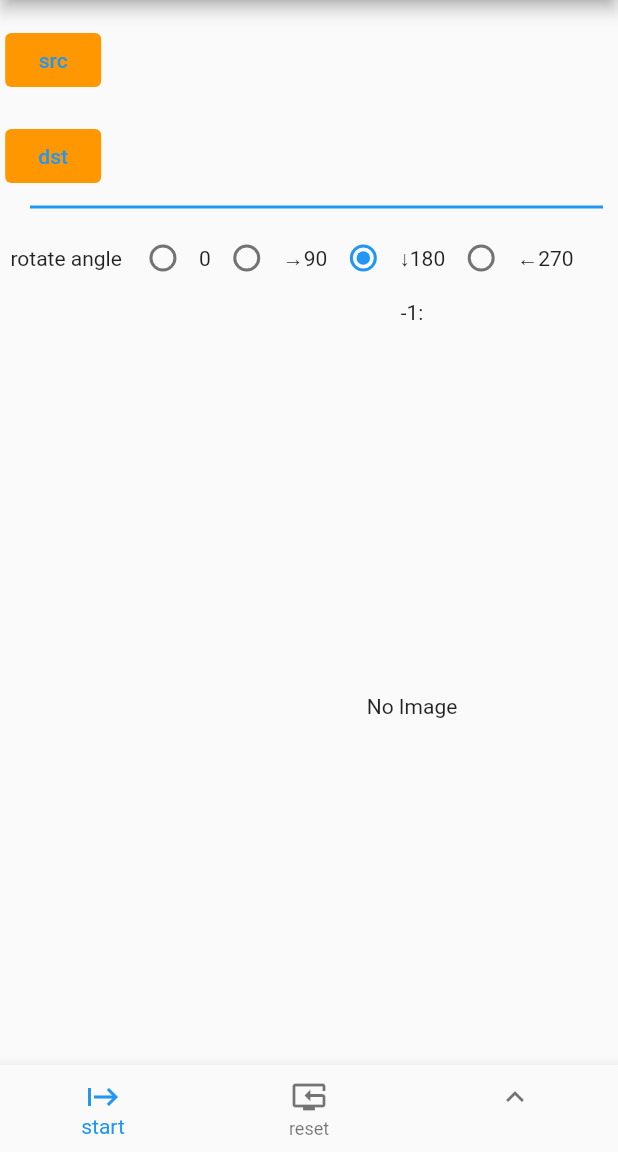
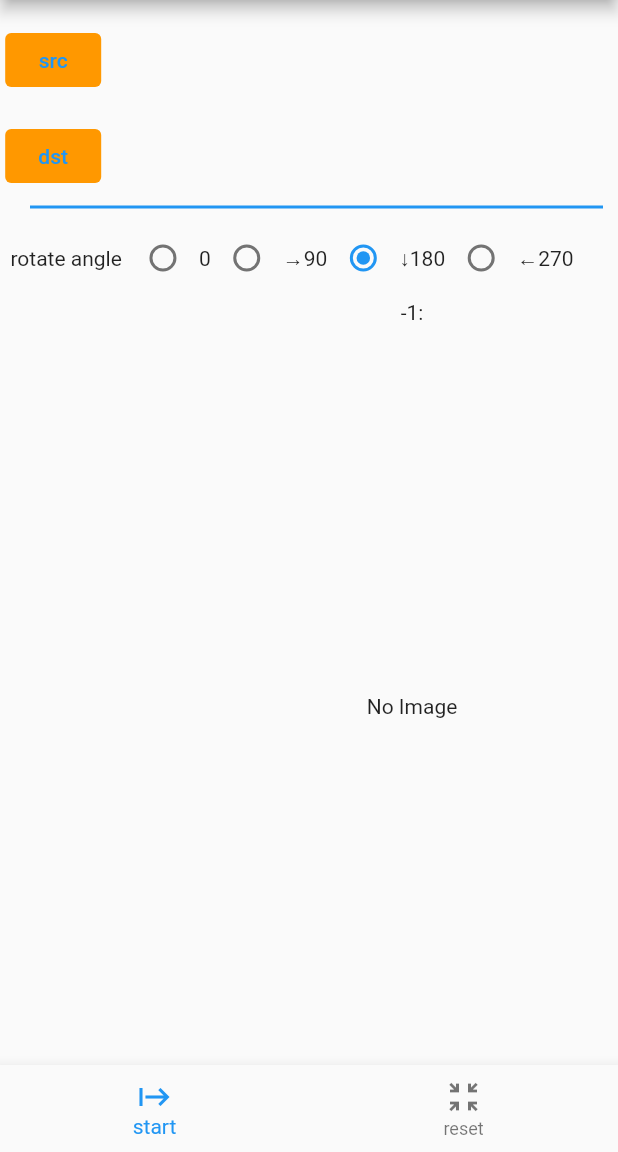
Before and after one commit to pie-xx/image_batch, a Flutter app: the screen it shows after launch, on a phone screen of 412 x 824 dp, the part 84-1236 px from its top. Run offline on Flutter 3.47's test engine with Material 2 defaults, Android fonts, the phone set to English and light mode, and no system bars; our stand-ins replace file_picker; missing offline and left inert: dart:ffi.

Commit message:
各ファイルコピー終了のタイミングで内容表示させていると、メモリリークを起こしたので途中画像表示は止めた

```diff
--- a/lib/main.dart
+++ b/lib/main.dart
@@ -139,11 +139,11 @@ class _MyHomePageState extends State<MyHomePage> {
       //setState(() {
       //  current_file = message;
       //});
-      if(message.toString().startsWith("#")){
-        setState(() {
-          curimage = message.toString().substring(1);
-        });
-      }
+      //if(message.toString().startsWith("#")){
+      //  setState(() {
+      //    curimage = message.toString().substring(1);
+      //  });
+      //}
       Kurukuru.msg(context, message);
       if( message=="end"){
         Kurukuru.off(context);
@@ -165,12 +165,8 @@ class _MyHomePageState extends State<MyHomePage> {
           label: "start",
         ),
         const BottomNavigationBarItem(
-          icon: Icon(Icons.reset_tv),
+          icon: Icon(Icons.zoom_in_map),
           label: "reset",
-        ),
-        const BottomNavigationBarItem(
-          icon: Icon(Icons.expand_less),
-          label: "",
         ),
   ];
 
@@ -437,12 +433,11 @@ class _MyHomePageState extends State<MyHomePage> {
               switch(index){
                 case 0:
                   trans();
-                break;
+                  break;
                 case 1:
-                break;
                 default:
-
-                break;
+                  iviewer.setTransformationValue(Matrix4.identity());
+                  break;
               }
             },
             type: BottomNavigationBarType.fixed,
```
